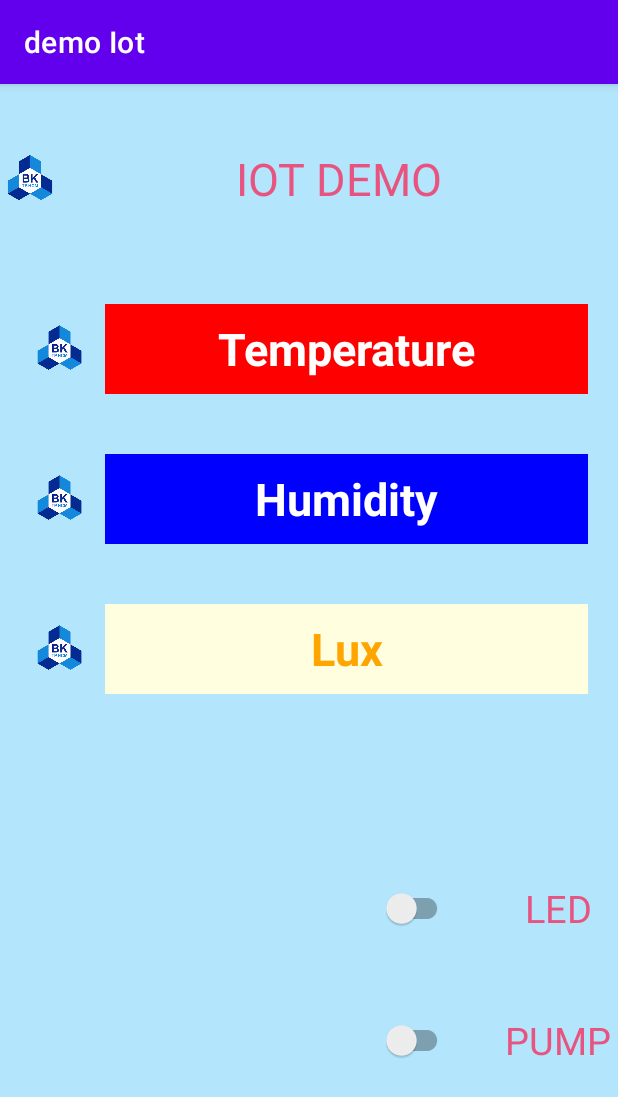
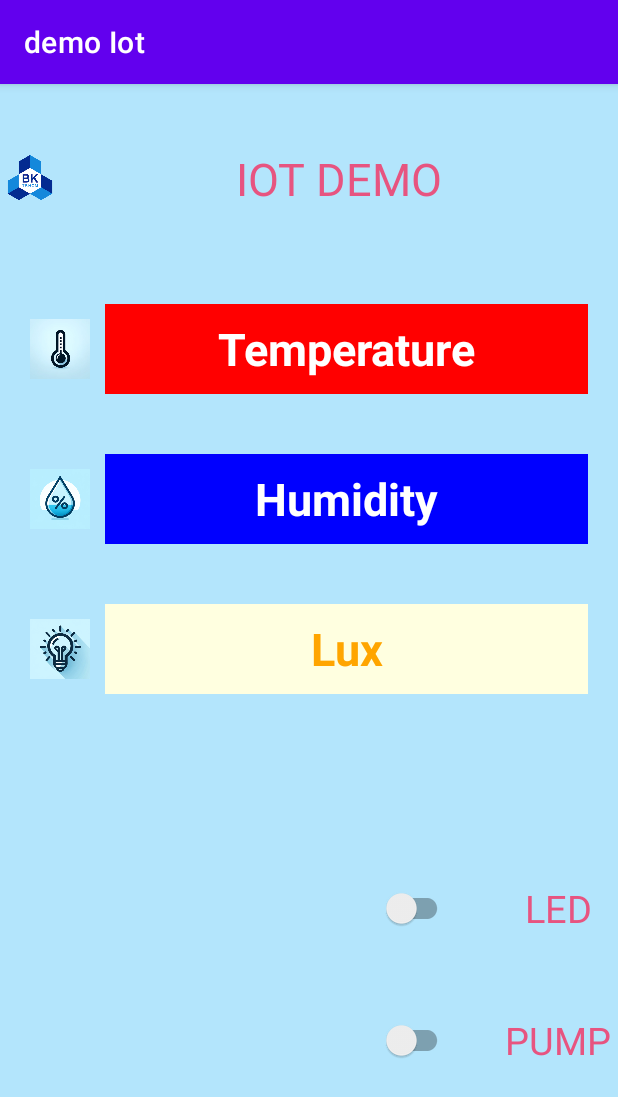
Before and after one commit to Jun-nior/IoT_App, an Android app: the MainActivity screen opened directly, with no data from a screen before it, on a phone screen of 412 x 824 dp. Shown: the top 1097 px of the screen. Run offline under Robolectric (Android 15) with nearby library versions, the phone set to English and light mode, and no system bars; libraries missing offline, so code that uses them is left out: com.github.angads25.toggle, org.eclipse.paho; plain views replace LabeledSwitch; 13 statements that could not run were skipped.

Commit message:
update icons

```diff
--- a/demoIot/app/src/main/res/layout/activity_humid.xml
+++ b/demoIot/app/src/main/res/layout/activity_humid.xml
@@ -18,7 +18,7 @@
             android:layout_width="0dp"
             android:layout_height="60dp"
             android:layout_weight="1"
-            android:src="@drawable/logo">
+            android:src="@drawable/returnic">
 
         </ImageView>
 
--- a/demoIot/app/src/main/res/layout/activity_lux.xml
+++ b/demoIot/app/src/main/res/layout/activity_lux.xml
@@ -18,7 +18,7 @@
             android:layout_width="0dp"
             android:layout_height="60dp"
             android:layout_weight="1"
-            android:src="@drawable/logo">
+            android:src="@drawable/returnic">
 
         </ImageView>
 
--- a/demoIot/app/src/main/res/layout/activity_main.xml
+++ b/demoIot/app/src/main/res/layout/activity_main.xml
@@ -51,7 +51,7 @@
                 android:id="@+id/ictemp"
                 android:layout_width="40dp"
                 android:layout_height="40dp"
-                android:src="@drawable/logo"
+                android:src="@drawable/temp"
             />
 
             <TextView
@@ -110,7 +110,7 @@
                 android:id="@+id/ichumid"
                 android:layout_width="40dp"
                 android:layout_height="40dp"
-                android:src="@drawable/logo"
+                android:src="@drawable/humid"
                 />
 
             <TextView
@@ -154,7 +154,7 @@
                 android:id="@+id/iclux"
                 android:layout_width="40dp"
                 android:layout_height="40dp"
-                android:src="@drawable/logo"
+                android:src="@drawable/lux"
                 />
 
             <TextView
--- a/demoIot/app/src/main/res/layout/activity_temp.xml
+++ b/demoIot/app/src/main/res/layout/activity_temp.xml
@@ -18,7 +18,7 @@
             android:layout_width="0dp"
             android:layout_height="60dp"
             android:layout_weight="1"
-            android:src="@drawable/logo">
+            android:src="@drawable/returnic">
 
         </ImageView>
 
```
Also changed, not shown: demoIot/app/src/main/res/drawable/humid.png (added), demoIot/app/src/main/res/drawable/lux.png (added), demoIot/app/src/main/res/drawable/returnic.png (added), demoIot/app/src/main/res/drawable/temp.png (added).
